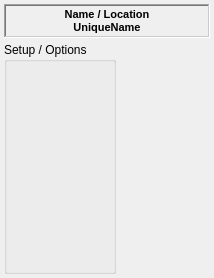
Before: the Qt Designer form src/gui/modulecontrolwidget.ui in disorderedmaterials/dissolve, drawn with Qt 5.
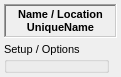
After: the same form once the commit is applied.

Commit message: ModuleControlWidget now correctly adds controls widget from Module, and controls for boolean options.

Diff of the .ui file:
```diff
--- a/src/gui/modulecontrolwidget.ui
+++ b/src/gui/modulecontrolwidget.ui
@@ -6,8 +6,8 @@
    <rect>
     <x>0</x>
     <y>0</y>
-    <width>214</width>
-    <height>278</height>
+    <width>121</width>
+    <height>77</height>
    </rect>
   </property>
   <property name="font">
@@ -145,6 +145,11 @@
           <verstretch>0</verstretch>
          </sizepolicy>
         </property>
+        <property name="font">
+         <font>
+          <pointsize>8</pointsize>
+         </font>
+        </property>
         <property name="title">
          <string>Setup / Options</string>
         </property>
@@ -158,6 +163,11 @@
           <verstretch>0</verstretch>
          </sizepolicy>
         </property>
+        <property name="font">
+         <font>
+          <pointsize>8</pointsize>
+         </font>
+        </property>
        </widget>
       </item>
      </layout>
```
Left out of the diff: 2 changed lines with no effect on the pictures. The commit also changes 1 other file.
